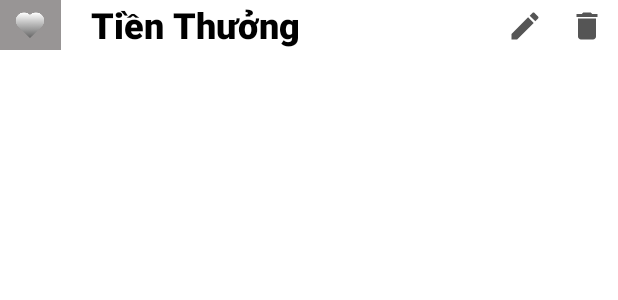
After one commit to vohoangthanh/Assigment_TKGD, an Android app: the layout item_loaithu.xml on its own in the app's theme, with its tools: preview values and no code run, on a phone screen of 412 x 824 dp. The commit adds this screen. Shown: the top 300 px of the screen. Run offline under Robolectric (Android 15) with nearby library versions, the phone set to English and light mode, and no system bars; Roboto replaces fonts that are not available here.

Commit message:
3H_20/11

```diff
--- a/app/src/main/java/com/example/assigment_tkgd/models/Loai.java
+++ b/app/src/main/java/com/example/assigment_tkgd/models/LoaiThu.java
@@ -1,14 +1,14 @@
 package com.example.assigment_tkgd.models;
 
-public class Loai {
+public class LoaiThu {
     private Integer maloai;
     private String name;
     private String status;
 
-    public Loai() {
+    public LoaiThu() {
     }
 
-    public Loai(Integer maloai, String name, String status) {
+    public LoaiThu(Integer maloai, String name, String status) {
         this.maloai = maloai;
         this.name = name;
         this.status = status;
--- /dev/null
+++ b/app/src/main/res/drawable/ic_delete.xml
@@ -0,0 +1,5 @@
+<vector android:height="24dp" android:tint="#555555"
+    android:viewportHeight="24" android:viewportWidth="24"
+    android:width="24dp" xmlns:android="http://schemas.android.com/apk/res/android">
+    <path android:fillColor="@android:color/white" android:pathData="M6,19c0,1.1 0.9,2 2,2h8c1.1,0 2,-0.9 2,-2V7H6v12zM19,4h-3.5l-1,-1h-5l-1,1H5v2h14V4z"/>
+</vector>
--- /dev/null
+++ b/app/src/main/res/drawable/ic_edit.xml
@@ -0,0 +1,5 @@
+<vector android:height="24dp" android:tint="#555555"
+    android:viewportHeight="24" android:viewportWidth="24"
+    android:width="24dp" xmlns:android="http://schemas.android.com/apk/res/android">
+    <path android:fillColor="@android:color/white" android:pathData="M3,17.25V21h3.75L17.81,9.94l-3.75,-3.75L3,17.25zM20.71,7.04c0.39,-0.39 0.39,-1.02 0,-1.41l-2.34,-2.34c-0.39,-0.39 -1.02,-0.39 -1.41,0l-1.83,1.83 3.75,3.75 1.83,-1.83z"/>
+</vector>
--- /dev/null
+++ b/app/src/main/res/drawable/ic_tien.xml
@@ -0,0 +1,6 @@
+<vector android:height="35dp" android:tint="#555555"
+    android:viewportHeight="24" android:viewportWidth="24"
+    android:width="35dp" xmlns:android="http://schemas.android.com/apk/res/android">
+    <path android:fillColor="@android:color/white" android:pathData="M5,8h2v8L5,16zM12,8L9,8c-0.55,0 -1,0.45 -1,1v6c0,0.55 0.45,1 1,1h3c0.55,0 1,-0.45 1,-1L13,9c0,-0.55 -0.45,-1 -1,-1zM11,14h-1v-4h1v4zM18,8h-3c-0.55,0 -1,0.45 -1,1v6c0,0.55 0.45,1 1,1h3c0.55,0 1,-0.45 1,-1L19,9c0,-0.55 -0.45,-1 -1,-1zM17,14h-1v-4h1v4z"/>
+    <path android:fillColor="@android:color/white" android:pathData="M2,4v16h20L22,4L2,4zM4,18L4,6h16v12L4,18z"/>
+</vector>
--- /dev/null
+++ b/app/src/main/res/layout/item_loaithu.xml
@@ -0,0 +1,45 @@
+<?xml version="1.0" encoding="utf-8"?>
+<LinearLayout xmlns:android="http://schemas.android.com/apk/res/android"
+    android:layout_width="match_parent"
+    android:layout_height="match_parent"
+    >
+
+    <ImageView
+        android:id="@+id/ivIcon"
+        android:layout_width="0dp"
+        android:layout_height="33dp"
+        android:layout_weight="1"
+        android:src="@drawable/tim"
+        android:background="#989595"
+        />
+
+    <TextView
+        android:id="@+id/txtTen"
+        android:layout_width="0dp"
+        android:layout_height="wrap_content"
+        android:layout_weight="7"
+        android:fontFamily="sans-serif-black"
+        android:paddingLeft="20dp"
+        android:text="Tiền Thưởng"
+        android:textColor="@color/black"
+        android:textSize="24dp" />
+    <ImageView
+        android:id="@+id/ivSua"
+        android:layout_width="0dp"
+        android:layout_height="wrap_content"
+        android:layout_weight="1"
+        android:src="@drawable/ic_edit"
+        android:padding="5dp"
+
+        />
+    <ImageView
+        android:id="@+id/ivXoa"
+        android:layout_width="0dp"
+        android:layout_height="wrap_content"
+        android:layout_weight="1"
+        android:src="@drawable/ic_delete"
+        android:padding="5dp"
+        />
+
+
+</LinearLayout>
```
Also changed, not shown: app/src/main/java/com/example/assigment_tkgd/adapter/LoaiThuAdapter.java (added, +67 -0 lines), app/src/main/java/com/example/assigment_tkgd/dao/KhoanThuChiDao.java (+32 -35 lines), app/src/main/java/com/example/assigment_tkgd/database/KhoanThuChiDatabase.java (+7 -7 lines), app/src/main/java/com/example/assigment_tkgd/fragments/LoaiThufragment.java (+14 -0 lines), app/src/main/res/drawable-v24/tim.png (added).
